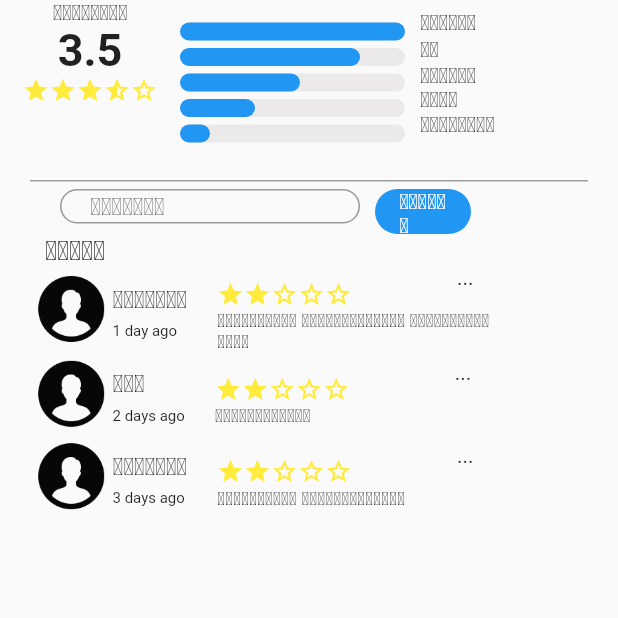
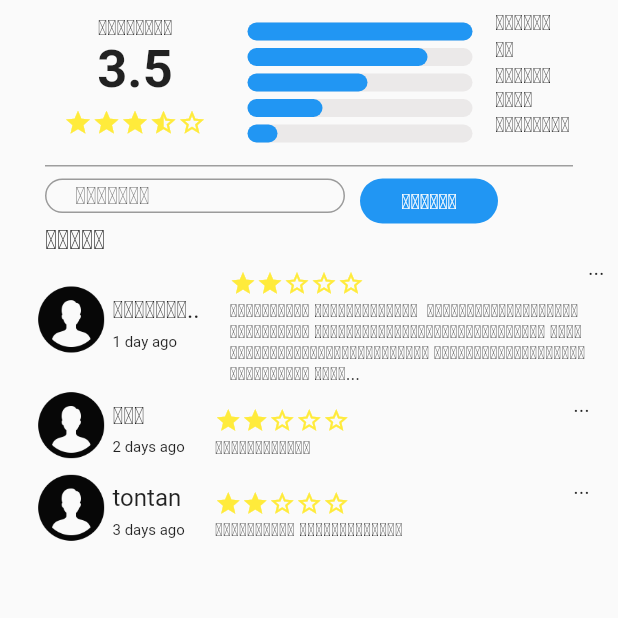
Before and after one commit to Nanthavath/mgosme, a Flutter app: the Reviewpage screen opened directly, on a phone screen of 412 x 824 dp, the top half of it. Run offline on Flutter 3.47's test engine with Material 2 defaults, Android fonts, the light colour scheme and no system bars; drawn by our look-alikes of smooth_star_rating; our stand-ins replace cached_network_image, carousel_pro, carousel_slider, cloud_firestore, equatable, firebase_auth and 10 more; missing offline and left inert: flutter_progress_dialog, popup_menu; accounts and stored records are empty; statements that could not run were skipped.

Commit message:
fix layout review page

```diff
--- a/lib/pages/home/screen/home_app/more_page/profiles/view/about.dart
+++ b/lib/pages/home/screen/home_app/more_page/profiles/view/about.dart
@@ -62,16 +62,20 @@ class _AboutpageState extends State<Aboutpage> {
                   ],
                 ),
               ),
-              Container(
+              Expanded(
+                child: Container(
                   margin: EdgeInsets.only(left: 10, bottom: 5),
                   width: 310,
                   child: Row(
                     children: [
-                    Text(
+                      Expanded(
+                        child: Text(
                           text,
                           style: TextStyle(fontSize: 18),
                         ),
+                      ),
                     ],
+                  ),
                 ),
               ),
             ],
--- a/lib/pages/home/screen/home_app/more_page/profiles/view/reviewpage.dart
+++ b/lib/pages/home/screen/home_app/more_page/profiles/view/reviewpage.dart
@@ -9,9 +9,7 @@ import 'package:mgosme/utilities/alert_dialog.dart';
 
 class textcomment {
   textcomment();
-  textcomments({
-    BuildContext context,
-  }) {
+  textcomments({BuildContext context}) {
     return txtcommentss;
   }
 }
@@ -28,8 +26,10 @@ class _ReviewpageState extends State<Reviewpage> {
   @override
   Widget build(BuildContext context) {
     return Scaffold(
+      resizeToAvoidBottomPadding: false,
       body: SingleChildScrollView(
         child: Container(
+          //margin: EdgeInsets.only(right: 20, left: 20),
           child: Column(
             children: [
               staraverage(),
@@ -50,21 +50,24 @@ class _ReviewpageState extends State<Reviewpage> {
         children: [
           // big stars
           Container(
-            height: 120,
+            height: 110,
             width: 120,
+            margin: EdgeInsets.only(left: 30),
             child: Column(
               children: [
+                SizedBox(height: 10),
                 Text('ຄ່າສະເລຍ'),
                 Text(
                   '$countstars',
-                  style: TextStyle(fontSize: 30, fontWeight: FontWeight.bold),
+                  style: TextStyle(fontSize: 35, fontWeight: FontWeight.bold),
                 ),
+                SizedBox(height: 5),
                 Row(
                   mainAxisAlignment: MainAxisAlignment.center,
                   children: [
                     ShowalertStars().stars_const(
                         context: context,
-                        size: 18,
+                        size: 19,
                         readonly: true,
                         ratingstars: countstars),
                   ],
@@ -77,7 +80,8 @@ class _ReviewpageState extends State<Reviewpage> {
             child: Stack(
               children: [
                 Container(
-                  height: 120,
+                  margin: EdgeInsets.only(left: 15),
+                  height: 110,
                   child: Column(
                     children: [
                       SizedBox(height: 10),
@@ -104,7 +108,7 @@ class _ReviewpageState extends State<Reviewpage> {
 
   _textquarlity({String textquarlitu, double top}) {
     return Container(
-      margin: EdgeInsets.only(left: 160, top: top),
+      margin: EdgeInsets.only(top: top, left: 180),
       child: Text(textquarlitu),
     );
   }
@@ -153,7 +157,7 @@ class _ReviewpageState extends State<Reviewpage> {
 
   line() {
     return Container(
-        margin: EdgeInsets.only(left: 20, right: 20, bottom: 5),
+        margin: EdgeInsets.only(left: 30, right: 30, bottom: 8),
         color: Colors.grey,
         height: 1);
   }
@@ -162,6 +166,7 @@ class _ReviewpageState extends State<Reviewpage> {
     return Stack(
       children: [
         Row(
+          crossAxisAlignment: CrossAxisAlignment.center,
           children: [
             _textcomment(),
             _buttoncomment(),
@@ -176,7 +181,7 @@ class _ReviewpageState extends State<Reviewpage> {
     return Container(
       height: 50,
       width: 200,
-      margin: EdgeInsets.only(left: 40),
+      margin: EdgeInsets.only(left: 30),
       child: TextField(
         decoration: InputDecoration(
           contentPadding:
@@ -198,10 +203,12 @@ class _ReviewpageState extends State<Reviewpage> {
   }
 
   _buttoncomment() {
-    return Container(
+    return Expanded(
+      child: Container(
         height: 30,
-      width: 64,
-      margin: EdgeInsets.only(left: 10, bottom: 20),
+        // width: 64,
+
+        margin: EdgeInsets.only(left: 10, bottom: 20, right: 80),
         decoration: BoxDecoration(
           color: Colors.blue,
           borderRadius: BorderRadius.all(
@@ -227,6 +234,7 @@ class _ReviewpageState extends State<Reviewpage> {
             style: TextStyle(color: Colors.white),
           ),
         ),
+      ),
     );
   }
 
@@ -237,9 +245,10 @@ class _ReviewpageState extends State<Reviewpage> {
           children: [
             textusercomment(
                 image: 'icons/user.png',
-                name: 'ຕົ້ນຕານ',
+                name: 'ຕົ້ນຕານຕົ້ນຕານ',
                 time: '1 day ago',
-                commenttext: 'ເຮັດດົນໂພດ ລາຄາກາແພງເກີນ ເຮັດບໍ່ດົນາເປ້ '),
+                commenttext:
+                    'ເຮັດດົນໂພດ ລາຄາກາແພງເກີນ  ເຮັດບໍ່ດົນກາເປ້ເຮັດບໍ່ດົນາເປ້ ເຮັດບໍ່ດົນກາເປ້ເຮັດບໍ່ດົນາເປ້ ເຮັດບໍ່ດົນກາເປ້ເຮັດບໍ່ດົນາເປ້ ເຮັດບໍ່ດົນກາເປ້ເຮັດບໍ່ດົນາເປ້ ເຮັດບໍ່ດົນກາເປ້ເຮັດບໍ່ດົນາເປ້ ເຮັດບໍ່ດົນກາເປ້ເຮັດບໍ່ດົນາເປ້'),
             textusercomment(
                 image: 'icons/user.png',
                 name: 'ຈອນ',
@@ -247,7 +256,7 @@ class _ReviewpageState extends State<Reviewpage> {
                 commenttext: 'ເຮັດບໍ່ຖືກໃຈ'),
             textusercomment(
                 image: 'icons/user.png',
-                name: 'ບິບໄຫ່ຍ',
+                name: 'tontan',
                 time: '3 days ago',
                 commenttext: 'ເຮັດຜິດຫັນ ແລ້ວກະດົນຫຼາຍ'),
           ],
@@ -262,6 +271,14 @@ class _ReviewpageState extends State<Reviewpage> {
     String time,
     String commenttext,
   }) {
+    if (name.length > 7) {
+      name = name.substring(0, 07);
+      name = '$name..';
+    }
+    if (commenttext.length > 150) {
+      commenttext = commenttext.substring(0, 150);
+      commenttext = '$commenttext...';
+    }
     return Container(
       margin: EdgeInsets.only(left: 20, right: 20),
       child: Row(
@@ -292,9 +309,10 @@ class _ReviewpageState extends State<Reviewpage> {
             ],
           ),
           Stack(
+            alignment: Alignment.topRight,
             children: [
               Container(
-                margin: EdgeInsets.only(top: 10, left: 20),
+                margin: EdgeInsets.only(top: 10, right: 160),
                 child: Row(
                   mainAxisAlignment: MainAxisAlignment.center,
                   children: [
@@ -308,7 +326,7 @@ class _ReviewpageState extends State<Reviewpage> {
               ),
               Container(
                 // color: Colors.blue,
-                width: 185,
+                width: 240,
                 margin: EdgeInsets.only(top: 30, left: 20, right: 10),
                 child: Text(
                   commenttext,
@@ -339,7 +357,7 @@ class _ReviewpageState extends State<Reviewpage> {
 
   menupopupbutton() {
     return Container(
-      margin: EdgeInsets.only(left: 180),
+      //  margin: EdgeInsets.only(left: 220),
       child: Column(
         children: [
           PopupMenuButton(
```
Lines whose indentation alone changed are shown as unchanged.
